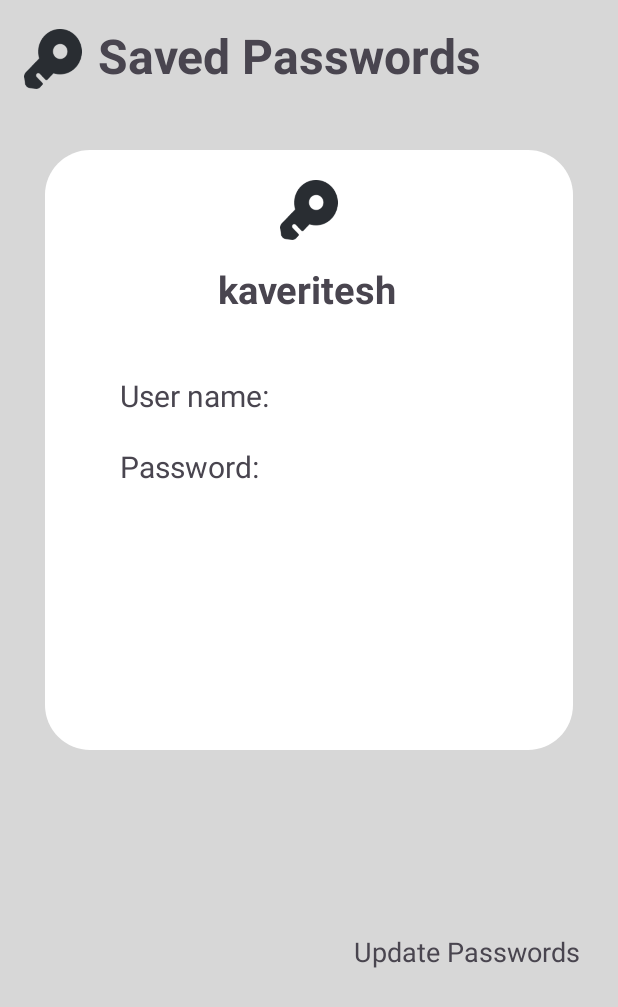
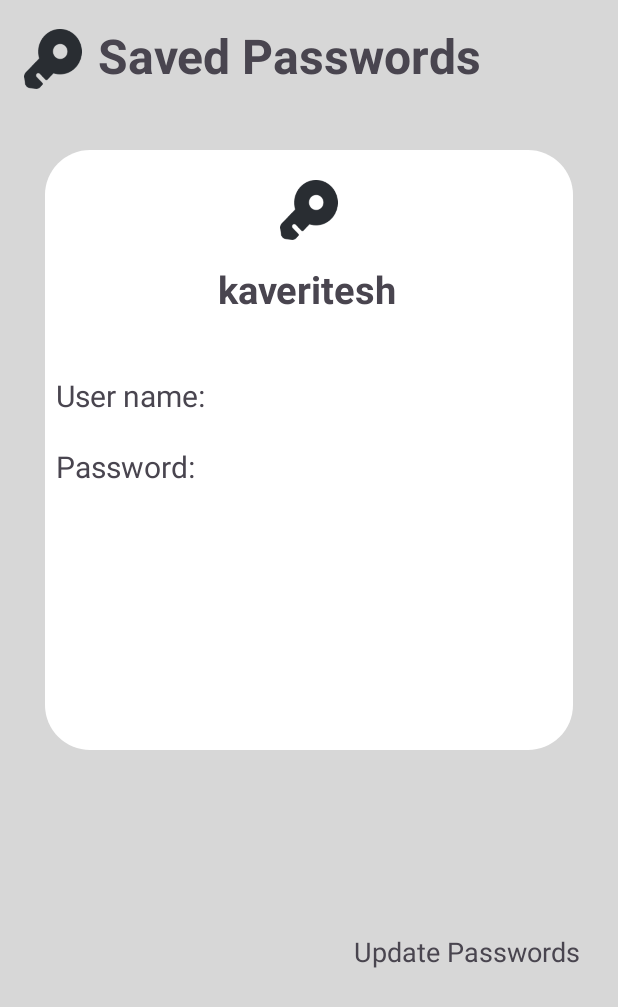
Before and after one commit to RiteshBorse/passwords-android, an Android app: the layout activity_savepassword2.xml on its own in the app's theme, with its tools: preview values and no code run, on a phone screen of 412 x 824 dp. Shown: the top 1007 px of the screen. Run offline under Robolectric (Android 15) with nearby library versions, the phone set to English and light mode, and no system bars.

```diff
--- a/app/src/main/res/layout/activity_addpassword.xml
+++ b/app/src/main/res/layout/activity_addpassword.xml
@@ -66,7 +66,6 @@
             android:layout_marginTop="25dp"
             android:background="@drawable/text_background"
             android:hint="Enter Password"
-            android:maxLength="20"
             android:paddingLeft="20dp"
             android:textColorHint="@color/black" />
 
@@ -79,7 +78,6 @@
             android:layout_marginTop="25dp"
             android:background="@drawable/text_background"
             android:hint="Confirm Password"
-            android:maxLength="20"
             android:paddingLeft="20dp"
             android:textColorHint="@color/black" />
 
--- a/app/src/main/res/layout/activity_savepassword2.xml
+++ b/app/src/main/res/layout/activity_savepassword2.xml
@@ -60,7 +60,7 @@
             android:id="@+id/text_username"
             android:layout_width="wrap_content"
             android:layout_height="wrap_content"
-            android:layout_marginLeft="50dp"
+            android:layout_marginLeft="7dp"
             android:layout_marginTop="40dp"
             android:text="User name:"
             android:textSize="20dp"
@@ -71,7 +71,7 @@
             android:id="@+id/text_password"
             android:layout_width="wrap_content"
             android:layout_height="wrap_content"
-            android:layout_marginLeft="50dp"
+            android:layout_marginLeft="7dp"
             android:layout_marginTop="20dp"
             android:text="Password:"
             android:textSize="20dp"
```
